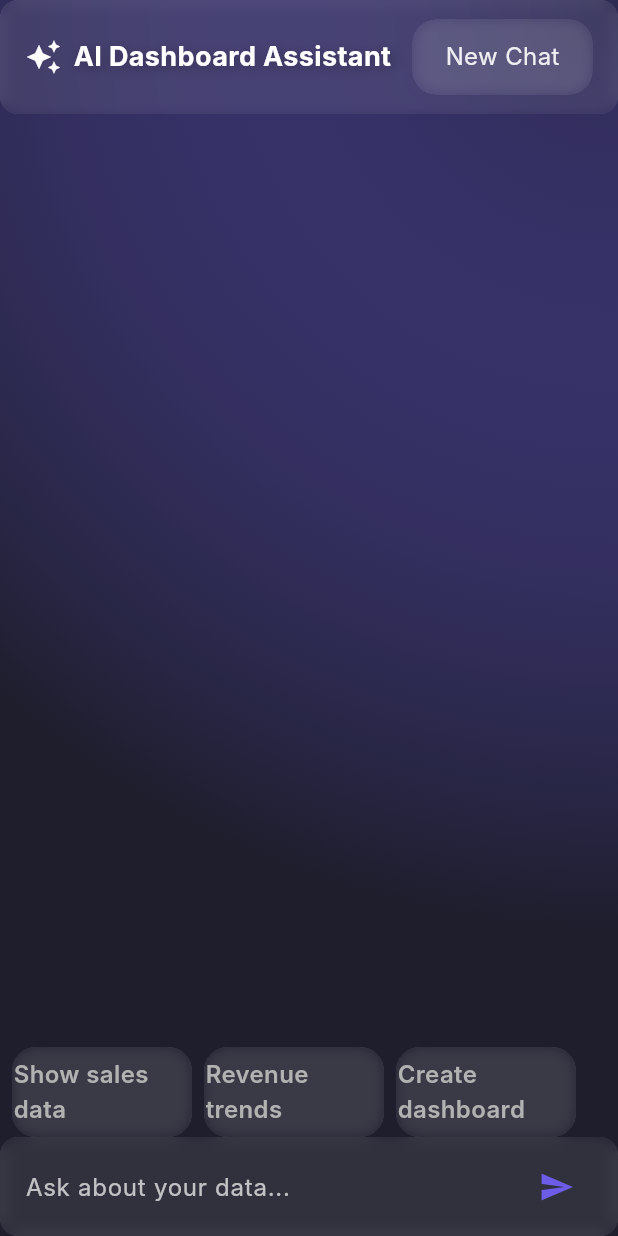
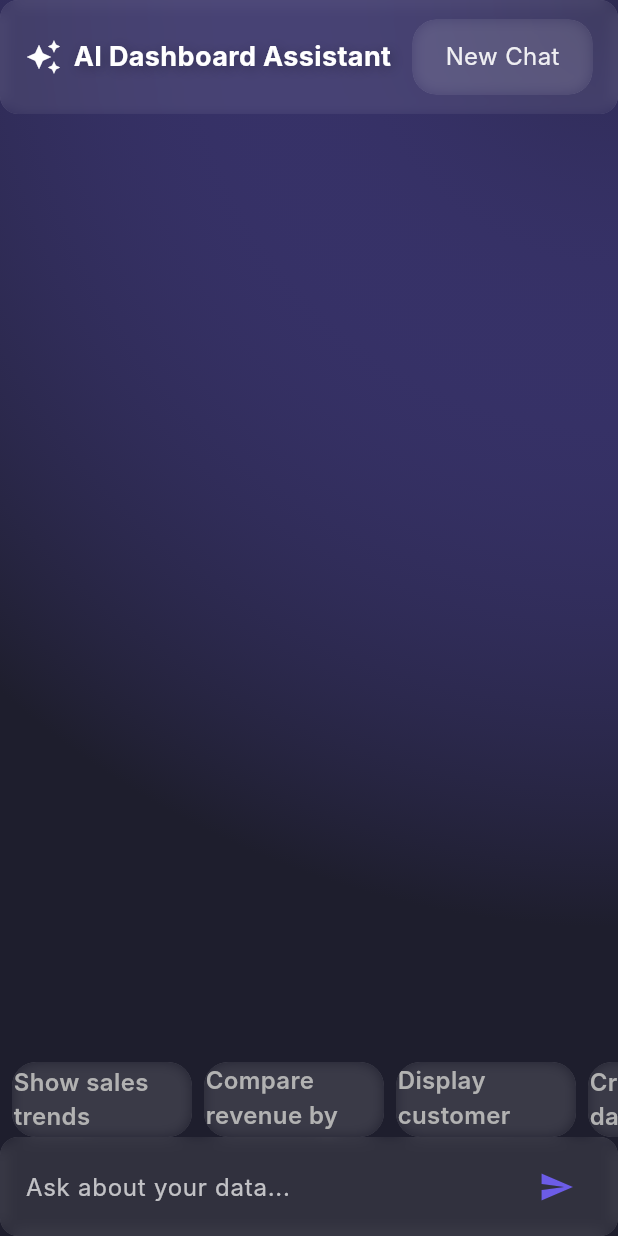
Before and after one commit to manurajv/insight_flow, a Flutter app: the ChatScreen screen opened directly, after a tap on the "send" icon, on a phone screen of 412 x 824 dp. Run offline on Flutter 3.47's test engine with Material 3 defaults, Android fonts, the phone set to English and light mode, and no system bars; our stand-ins replace firebase_auth, firebase_core, flutter_spinkit, syncfusion_flutter_charts; accounts and stored records are empty; Roboto replaces fonts that are missing (Inter).

Commit message:
Initial commit: Flutter app setup

```diff
--- a/lib/core/widgets/chips/message_input.dart
+++ /dev/null
@@ -1,35 +0,0 @@
-import 'package:flutter/material.dart';
-import '../../../../core/constants/app_colors.dart';
-import '../../../../core/utils/glassmorphism_effects.dart';
-
-class MessageInput extends StatelessWidget {
-  const MessageInput({Key? key}) : super(key: key);
-
-  @override
-  Widget build(BuildContext context) {
-    return GlassContainer(
-      borderRadius: 12,
-      child: Padding(
-        padding: const EdgeInsets.symmetric(horizontal: 16.0, vertical: 8),
-        child: Row(
-          children: [
-            Expanded(
-              child: TextField(
-                style: GlassTextStyle.body,
-                decoration: InputDecoration(
-                  hintText: 'Ask about your data...',
-                  hintStyle: GlassTextStyle.body.copyWith(color: Colors.white70),
-                  border: InputBorder.none,
-                ),
-              ),
-            ),
-            IconButton(
-              icon: const Icon(Icons.send, color: AppColors.primary),
-              onPressed: () {},
-            ),
-          ],
-        ),
-      ),
-    );
-  }
-}
--- a/lib/core/widgets/chips/suggestion_chips.dart
+++ /dev/null
@@ -1,34 +0,0 @@
-import 'package:flutter/material.dart';
-import '../../../../core/constants/app_colors.dart';
-import '../../../../core/widgets/buttons/glass_button.dart';
-
-class SuggestionChips extends StatelessWidget {
-  const SuggestionChips({Key? key}) : super(key: key);
-
-  @override
-  Widget build(BuildContext context) {
-    return SizedBox(
-      height: 60,
-      child: ListView(
-        scrollDirection: Axis.horizontal,
-        padding: const EdgeInsets.symmetric(horizontal: 8),
-        children: [
-          GlassButton(
-            onPressed: () {},
-            text: 'Show sales data',
-          ),
-          const SizedBox(width: 8),
-          GlassButton(
-            onPressed: () {},
-            text: 'Revenue trends',
-          ),
-          const SizedBox(width: 8),
-          GlassButton(
-            onPressed: () {},
-            text: 'Create dashboard',
-          ),
-        ],
-      ),
-    );
-  }
-}
--- a/lib/features/chat/components/message_input.dart
+++ b/lib/features/chat/components/message_input.dart
@@ -0,0 +1,77 @@
+import 'package:flutter/material.dart';
+import 'package:provider/provider.dart';
+import '../../../core/constants/app_colors.dart';
+import '../../../core/utils/glassmorphism_effects.dart';
+import '../../../features/chat/chat_controller.dart';
+
+class MessageInput extends StatefulWidget {
+  const MessageInput({Key? key}) : super(key: key);
+
+  @override
+  _MessageInputState createState() => _MessageInputState();
+}
+
+class _MessageInputState extends State<MessageInput> {
+  final _textController = TextEditingController();
+  bool _isSending = false;
+
+  @override
+  void dispose() {
+    _textController.dispose();
+    super.dispose();
+  }
+
+  Future<void> _sendMessage() async {
+    if (_textController.text.isEmpty) return;
+
+    setState(() => _isSending = true);
+    try {
+      await Provider.of<ChatController>(context, listen: false)
+          .sendMessage(_textController.text);
+      _textController.clear();
+    } finally {
+      setState(() => _isSending = false);
+    }
+  }
+
+  @override
+  Widget build(BuildContext context) {
+    return GlassContainer(
+      //margin: const EdgeInsets.all(8),
+      borderRadius: 12,
+      child: Padding(
+        padding: const EdgeInsets.symmetric(horizontal: 16.0, vertical: 8),
+        child: Row(
+          children: [
+            Expanded(
+              child: TextField(
+                controller: _textController,
+                enabled: !_isSending,
+                style: GlassTextStyle.body,
+                decoration: InputDecoration(
+                  hintText: 'Ask about your data...',
+                  hintStyle: GlassTextStyle.body.copyWith(color: Colors.white70),
+                  border: InputBorder.none,
+                ),
+                onSubmitted: (_) => _sendMessage(),
+              ),
+            ),
+            IconButton(
+              icon: _isSending
+                  ? const SizedBox(
+                width: 20,
+                height: 20,
+                child: CircularProgressIndicator(
+                  strokeWidth: 2,
+                  color: AppColors.primary,
+                ),
+              )
+                  : const Icon(Icons.send, color: AppColors.primary),
+              onPressed: _isSending ? null : _sendMessage,
+            ),
+          ],
+        ),
+      ),
+    );
+  }
+}
--- a/lib/features/chat/components/suggestion_chips.dart
+++ b/lib/features/chat/components/suggestion_chips.dart
@@ -0,0 +1,37 @@
+import 'package:flutter/material.dart';
+import 'package:provider/provider.dart';
+import '../../../core/widgets/buttons/glass_button.dart';
+import '../chat_controller.dart';
+
+class SuggestionChips extends StatelessWidget {
+  const SuggestionChips({Key? key}) : super(key: key);
+
+  @override
+  Widget build(BuildContext context) {
+    final suggestions = [
+      'Show sales trends',
+      'Compare revenue by product',
+      'Display customer demographics',
+      'Create a dashboard',
+    ];
+
+    return SizedBox(
+      height: 50,
+      child: ListView.separated(
+        padding: const EdgeInsets.symmetric(horizontal: 8),
+        scrollDirection: Axis.horizontal,
+        itemCount: suggestions.length,
+        separatorBuilder: (_, __) => const SizedBox(width: 8),
+        itemBuilder: (context, index) {
+          return GlassButton(
+            text: suggestions[index],
+            onPressed: () {
+              Provider.of<ChatController>(context, listen: false)
+                  .sendMessage(suggestions[index]);
+            },
+          );
+        },
+      ),
+    );
+  }
+}
--- a/lib/features/chat/screens/chat_screen.dart
+++ b/lib/features/chat/screens/chat_screen.dart
@@ -1,10 +1,9 @@
 import 'package:flutter/material.dart';
+import 'package:flutter_spinkit/flutter_spinkit.dart';
 import 'package:provider/provider.dart';
 import '../../../core/constants/app_colors.dart';
 import '../../../core/utils/glassmorphism_effects.dart';
 import '../../../core/widgets/buttons/glass_button.dart';
-import '../../../core/widgets/chips/message_input.dart';
-import '../../../core/widgets/chips/suggestion_chips.dart';
 import '../chat_controller.dart';
 import '../components/chat_bubble.dart';
 import '../components/message_input.dart';
@@ -62,6 +61,7 @@ class _ChatScreenState extends State<ChatScreen> {
             children: [
               // Header
               GlassContainer(
+                //margin: const EdgeInsets.all(8),
                 borderRadius: 12,
                 child: Padding(
                   padding: const EdgeInsets.symmetric(
@@ -77,7 +77,8 @@ class _ChatScreenState extends State<ChatScreen> {
                       const Spacer(),
                       GlassButton(
                         onPressed: () =>
-                            context.read<ChatController>().clearMessages(),
+                            Provider.of<ChatController>(context, listen: false)
+                                .clearMessages(),
                         child: Text('New Chat', style: GlassTextStyle.body),
                       ),
                     ],
@@ -89,7 +90,9 @@ class _ChatScreenState extends State<ChatScreen> {
                 child: Consumer<ChatController>(
                   builder: (context, controller, _) {
                     _scrollToBottom();
-                    return ListView.builder(
+                    return Stack(
+                      children: [
+                        ListView.builder(
                           controller: _scrollController,
                           padding: const EdgeInsets.all(8),
                           itemCount: controller.messages.length,
@@ -101,6 +104,19 @@ class _ChatScreenState extends State<ChatScreen> {
                               chart: message.chart,
                             );
                           },
+                        ),
+                        if (controller.isLoading)
+                          const Align(
+                            alignment: Alignment.bottomRight,
+                            child: Padding(
+                              padding: EdgeInsets.all(16.0),
+                              child: SpinKitThreeBounce(
+                                color: AppColors.primary,
+                                size: 20.0,
+                              ),
+                            ),
+                          ),
+                      ],
                     );
                   },
                 ),
--- a/pubspec.yaml
+++ b/pubspec.yaml
@@ -43,6 +43,7 @@ dependencies:
   google_fonts: ^6.2.1
   shimmer: ^3.0.0
   uuid: ^4.5.1
+  flutter_spinkit: ^5.2.1
 
 dev_dependencies:
   flutter_test:
```
Also changed, not shown: lib/core/services/ai_service.dart (+31 -0 lines), lib/features/chat/chat_controller.dart (+57 -43 lines), lib/features/chat/components/chat_bubble.dart (+11 -0 lines), pubspec.lock. Lines whose indentation alone changed are shown as unchanged.
